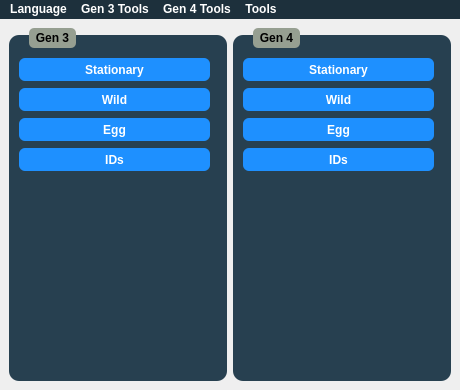
This is Forms/MainWindow.ui in Admiral-Fish/PokeFinder as Qt 5 draws it before an edit. The edited form follows.
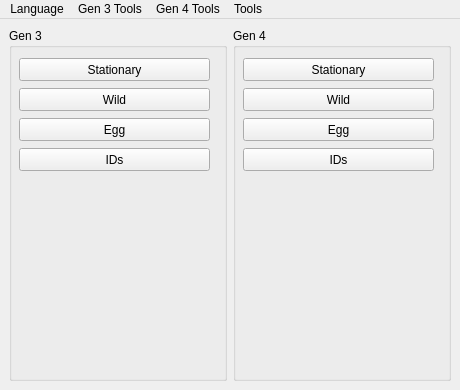
This is the edited form. Icons and pictures are not drawn.

Patch:
```diff
--- a/Forms/MainWindow.ui
+++ b/Forms/MainWindow.ui
@@ -35,57 +35,6 @@
    <iconset>
     <normaloff>../pokefinder.ico</normaloff>../pokefinder.ico</iconset>
   </property>
-  <property name="styleSheet">
-   <string notr="true">QGroupBox {
-	background-color: #274050;
-	border-radius: 10px;
-	margin-top: 7px;
-	font-family: &quot;Myriad Pro&quot;, Montserrat;
-	font-weight: 500;
-}
-
-.QGroupBox * {
-	font-family: &quot;Myriad Pro&quot;, Montserrat;
-	font-weight: 500;
-}
-
-QGroupBox::title {
-	subcontrol-origin: margin;
-	left: 20px;
-	padding: 3px 5px 3px 5px;
-	background-color: #969F91;
-	border-radius: 5px;
-}
-
-QPushButton {
-	border: none;
-	border-radius: 6px;
-	color: white;
-	background-color: DodgerBlue;
-}
-
-QMenuBar {
-	color: white;
-	background-color: #1D303C;
-	font-family: &quot;Myriad Pro&quot;, Montserrat;
-	font-weight: 500;
-}
-
-QMenuBar::item::selected {
-	background: #003941;
-}
-
-QMenu {
-	color: white;
-	background-color: #1D303C;
-	font-family: &quot;Myriad Pro&quot;, Montserrat;
-	font-weight: 500;
-}
-
-QMenu::item::selected {
-	background: #003941;
-}</string>
-  </property>
   <widget class="QWidget" name="centralwidget">
    <layout class="QGridLayout" name="gridLayout">
     <item row="0" column="0">
@@ -256,7 +205,7 @@
      <x>0</x>
      <y>0</y>
      <width>460</width>
-     <height>20</height>
+     <height>21</height>
     </rect>
    </property>
    <widget class="QMenu" name="menuLanguage">
```
